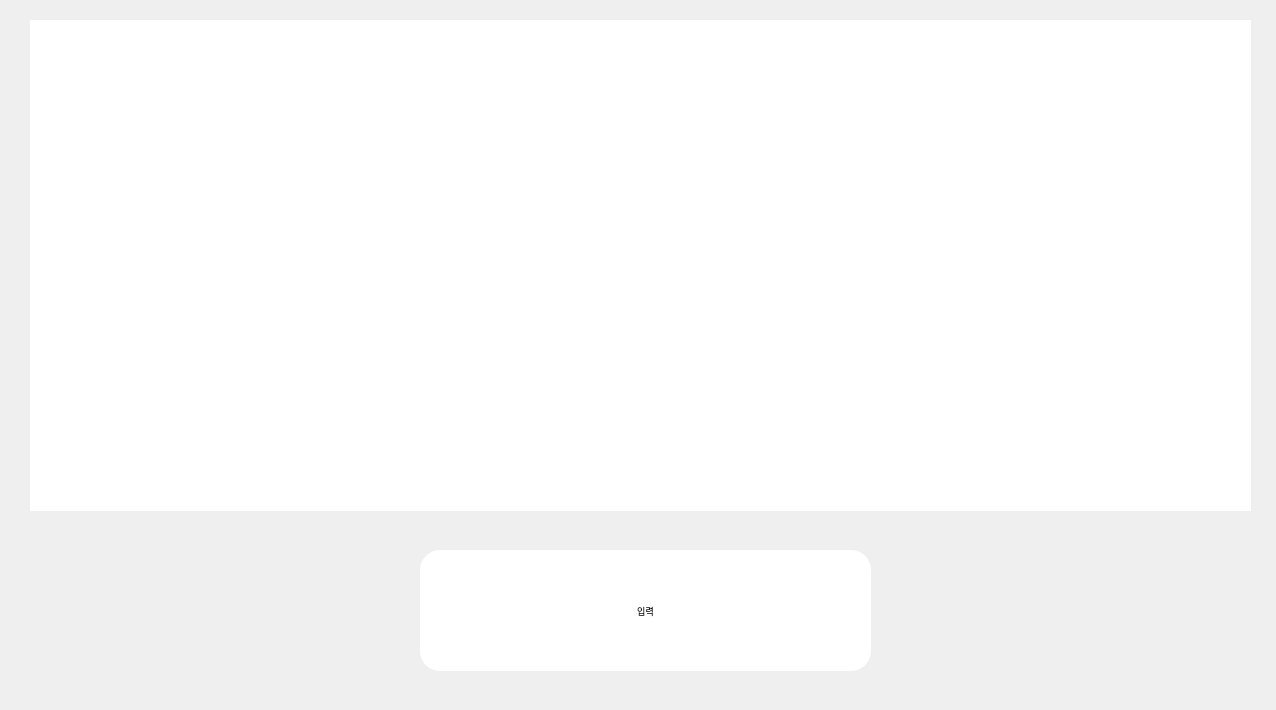
Above: _uiFiles/textInput.ui from hyunjin-h/aiBuilder before the change. Below: the same form after it.
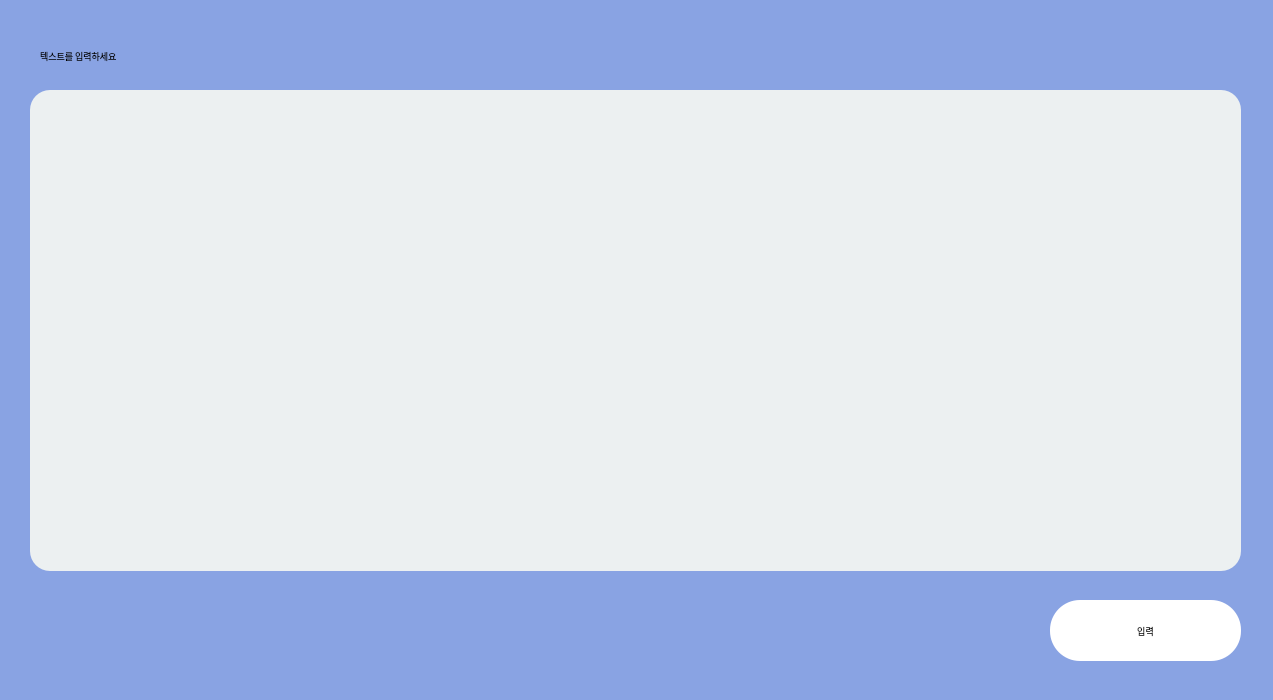
That is the form after the change.

Commit message: ui 추가 수정

What changed in the file:
```diff
--- a/_uiFiles/textInput.ui
+++ b/_uiFiles/textInput.ui
@@ -6,8 +6,8 @@
    <rect>
     <x>0</x>
     <y>0</y>
-    <width>1276</width>
-    <height>710</height>
+    <width>1273</width>
+    <height>700</height>
    </rect>
   </property>
   <property name="font">
@@ -22,19 +22,23 @@
   <property name="windowOpacity">
    <double>1.000000000000000</double>
   </property>
+  <property name="styleSheet">
+   <string notr="true">
+background-color:#89a3e3;</string>
+  </property>
   <widget class="QPushButton" name="textCheck">
    <property name="geometry">
     <rect>
-     <x>420</x>
-     <y>550</y>
-     <width>451</width>
-     <height>121</height>
+     <x>1050</x>
+     <y>600</y>
+     <width>191</width>
+     <height>61</height>
     </rect>
    </property>
    <property name="styleSheet">
-    <string notr="true">font: 20pt &quot;NanumSquare&quot;;
+    <string notr="true">font: 15pt &quot;NanumSquare&quot;;
 border:20px;
-border-radius:20px;
+border-radius:30px;
 background-color: rgb(255, 255, 255);
 </string>
    </property>
@@ -46,21 +50,37 @@
    <property name="geometry">
     <rect>
      <x>30</x>
-     <y>20</y>
-     <width>1221</width>
-     <height>491</height>
+     <y>90</y>
+     <width>1211</width>
+     <height>481</height>
     </rect>
    </property>
    <property name="styleSheet">
     <string notr="true">font: 25pt &quot;NanumSquare&quot;;
-border:20px;
-background-color: rgb(255, 255, 255);
+border-radius:20px;
+background-color:#ecf0f1;
 </string>
    </property>
    <property name="lineWidth">
     <number>1</number>
    </property>
   </widget>
+  <widget class="QLabel" name="label">
+   <property name="geometry">
+    <rect>
+     <x>40</x>
+     <y>30</y>
+     <width>261</width>
+     <height>51</height>
+    </rect>
+   </property>
+   <property name="styleSheet">
+    <string notr="true">font: 12pt &quot;NanumSquare&quot;;</string>
+   </property>
+   <property name="text">
+    <string>텍스트를 입력하세요</string>
+   </property>
+  </widget>
  </widget>
  <resources/>
  <connections/>
```
The commit also changes 2 other files.
